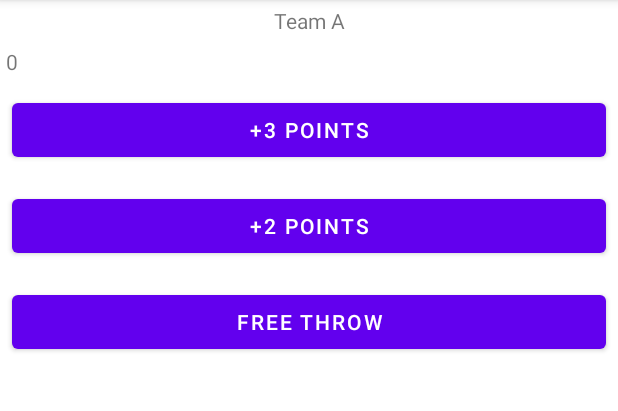
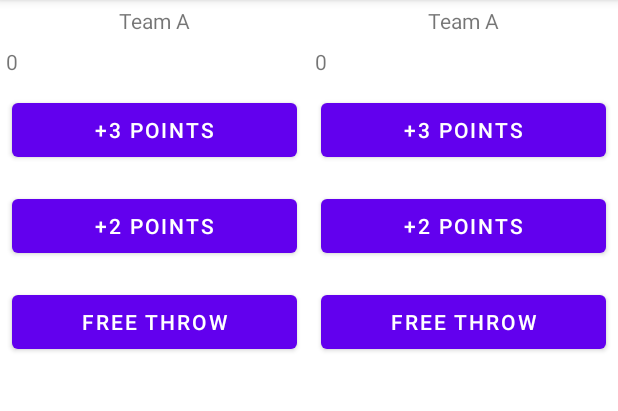
Before and after one commit to DylanADespins/PracticeSet2, an Android app: the screen it shows after launch (MainActivity), on a phone screen of 412 x 824 dp, the part 84-495 px from its top. Run offline under Robolectric (Android 15) with nearby library versions, the phone set to English and light mode, and no system bars.

Commit message:
Added Team B

```diff
--- a/CourtCounter/app/src/main/java/com/example/courtcounter/MainActivity.java
+++ b/CourtCounter/app/src/main/java/com/example/courtcounter/MainActivity.java
@@ -8,24 +8,40 @@ import android.widget.TextView;
 
 public class MainActivity extends AppCompatActivity {
 
+    int scoreTeamA = 0;
+    int scoreTeamB = 0;
+
     @Override
     protected void onCreate(Bundle savedInstanceState) {
         super.onCreate(savedInstanceState);
         setContentView(R.layout.activity_main);
     }
 
+
+    /**
+     *  Increase the score for Team A by 3 points
+     */
     public void addThreeForTeamA(View v) {
-        displayForTeamA(3);
+        scoreTeamA = scoreTeamA + 3 ;
+        displayForTeamA(scoreTeamA);
 
     }
 
+    /**
+     *  Increase the score for Team A by 2 points
+     */
     public void addTwoForTeamA(View v) {
-        displayForTeamA(2);
+        scoreTeamA = scoreTeamA + 2 ;
+        displayForTeamA(scoreTeamA);
 
     }
 
+    /**
+     *  Increase the score for Team A by 1 points
+     */
     public void addOneForTeamA(View v) {
-        displayForTeamA(1);
+        scoreTeamA = scoreTeamA + 1 ;
+        displayForTeamA(scoreTeamA);
 
     }
 
@@ -36,4 +52,38 @@ public class MainActivity extends AppCompatActivity {
         TextView scoreView = (TextView) findViewById(R.id.team_a_score);
         scoreView.setText(String.valueOf(score));
     }
+    /**
+     *  Increase the score for Team B by 3 points
+     */
+    public void addThreeForTeamB(View v) {
+        scoreTeamB = scoreTeamB + 3 ;
+        displayForTeamA(scoreTeamB);
+
+    }
+
+    /**
+     *  Increase the score for Team B by 2 points
+     */
+    public void addTwoForTeamB(View v) {
+        scoreTeamB = scoreTeamB + 2 ;
+        displayForTeamA(scoreTeamB);
+
+    }
+
+    /**
+     *  Increase the score for Team B by 1 points
+     */
+    public void addOneForTeamB(View v) {
+        scoreTeamB = scoreTeamB + 1 ;
+        displayForTeamA(scoreTeamB);
+
+    }
+
+    /**
+     * Displays the given score for Team B.
+     */
+    public void displayForTeamB(int score) {
+        TextView scoreView = (TextView) findViewById(R.id.team_b_score);
+        scoreView.setText(String.valueOf(score));
+    }
 }
--- a/CourtCounter/app/src/main/res/layout/activity_main.xml
+++ b/CourtCounter/app/src/main/res/layout/activity_main.xml
@@ -1,8 +1,13 @@
 <?xml version="1.0" encoding="utf-8"?>
-<LinearLayout
-    xmlns:android="http://schemas.android.com/apk/res/android"
+<LinearLayout xmlns:android="http://schemas.android.com/apk/res/android"
     xmlns:tools="http://schemas.android.com/tools"
     android:layout_width="match_parent"
+    android:layout_height="match_parent"
+    android:orientation="horizontal">
+
+    <LinearLayout
+        android:layout_weight="1"
+        android:layout_width="0dp"
         android:layout_height="match_parent"
         android:orientation="vertical"
         tools:context=".MainActivity">
@@ -10,42 +15,83 @@
         <TextView
             android:layout_width="match_parent"
             android:layout_height="wrap_content"
-        android:text="Team A"
             android:gravity="center_horizontal"
             android:padding="4dp"
-        />
+            android:text="Team A" />
 
         <TextView
             android:id="@+id/team_a_score"
             android:layout_width="wrap_content"
             android:layout_height="wrap_content"
+            android:gravity="center_horizontal"
             android:padding="4dp"
-        android:gravity="center_horizontal"
-        android:text="0"
-        />
-
-    <Button
-        android:layout_width="match_parent"
-        android:layout_height="wrap_content"
-        android:text="+3 Points"
-        android:layout_margin="8dp"
-        android:onClick="addThreeForTeamA"
-        />
+            android:text="0" />
 
         <Button
             android:layout_width="match_parent"
             android:layout_height="wrap_content"
             android:layout_margin="8dp"
-        android:text="+2 Points"
-        android:onClick="addTwoForTeamA"
-        />
+            android:onClick="addThreeForTeamA"
+            android:text="+3 Points" />
 
         <Button
             android:layout_width="match_parent"
             android:layout_height="wrap_content"
-        android:text="Free Throw"
+            android:layout_margin="8dp"
+            android:onClick="addTwoForTeamA"
+            android:text="+2 Points" />
+
+        <Button
+            android:layout_width="match_parent"
+            android:layout_height="wrap_content"
             android:layout_margin="8dp"
             android:onClick="addOneForTeamA"
-        />
+            android:text="Free Throw" />
 
     </LinearLayout>
+
+    <LinearLayout
+        android:layout_weight="1"
+        android:layout_width="0dp"
+        android:layout_height="match_parent"
+        android:orientation="vertical"
+        tools:context=".MainActivity">
+
+        <TextView
+            android:layout_width="match_parent"
+            android:layout_height="wrap_content"
+            android:gravity="center_horizontal"
+            android:padding="4dp"
+            android:text="Team A" />
+
+        <TextView
+            android:id="@+id/team_b_score"
+            android:layout_width="wrap_content"
+            android:layout_height="wrap_content"
+            android:gravity="center_horizontal"
+            android:padding="4dp"
+            android:text="0" />
+
+        <Button
+            android:layout_width="match_parent"
+            android:layout_height="wrap_content"
+            android:layout_margin="8dp"
+            android:onClick="addThreeForTeamB"
+            android:text="+3 Points" />
+
+        <Button
+            android:layout_width="match_parent"
+            android:layout_height="wrap_content"
+            android:layout_margin="8dp"
+            android:onClick="addTwoForTeamB"
+            android:text="+2 Points" />
+
+        <Button
+            android:layout_width="match_parent"
+            android:layout_height="wrap_content"
+            android:layout_margin="8dp"
+            android:onClick="addOneForTeamB"
+            android:text="Free Throw" />
+
+    </LinearLayout>
+</LinearLayout>
```
Lines whose indentation alone changed are shown as unchanged.
